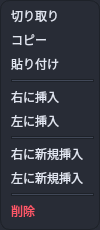
First picture: the form in Source code/gui_main/gui/widgets/py_pattern/pattern_menu.ui, repository coolandy345/MS4371, before the edit.
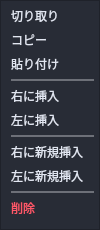
Second picture: the form after the edit.

Commit message: GUI style ready

```diff
--- a/Source code/gui_main/gui/widgets/py_pattern/pattern_menu.ui
+++ b/Source code/gui_main/gui/widgets/py_pattern/pattern_menu.ui
@@ -26,11 +26,7 @@
    <string>Form</string>
   </property>
   <property name="styleSheet">
-   <string notr="true">background-color: rgb(40, 44, 54);
-border-color: rgb(30, 34, 41);
-border-width: 1px;
-border-style: solid;
-border-radius: 10px;</string>
+   <string notr="true">background-color: rgb(40, 44, 54);</string>
   </property>
   <layout class="QVBoxLayout" name="verticalLayout">
    <property name="leftMargin">
@@ -48,7 +44,24 @@
    <item>
     <widget class="QFrame" name="frame_4">
      <property name="styleSheet">
-      <string notr="true"/>
+      <string notr="true">QPushButton:enabled {
+	color: rgb(225, 230, 241);
+	font: 12px  &quot;游ゴシック&quot;;
+	border:none;
+	Text-align:left;
+}
+QPushButton:disabled {
+	color: rgb(99, 99, 99);
+	border:none;
+	Text-align:left;
+}
+QPushButton:hover {
+	background-color: rgb(29, 33, 40);
+}
+
+QPushButton:pressed {
+	background-color: rgb(69, 140, 207);
+}</string>
      </property>
      <property name="frameShape">
       <enum>QFrame::StyledPanel</enum>
@@ -75,19 +88,7 @@
       <item row="8" column="0">
        <widget class="QPushButton" name="pattern_menu_leftinsertblank_pushButton">
         <property name="styleSheet">
-         <string notr="true">QPushButton {
-	color: rgb(225, 230, 241);
-	font: 13px  &quot;游ゴシック&quot;;
-	border:none;
-	Text-align:left;
-}
-QPushButton:hover {
-	background-color: rgb(29, 33, 40);
-}
-
-QPushButton:pressed {
-	background-color: rgb(69, 140, 207);
-}</string>
+         <string notr="true"/>
         </property>
         <property name="text">
          <string>左に新規挿入</string>
@@ -97,19 +98,7 @@
       <item row="5" column="0">
        <widget class="QPushButton" name="pattern_menu_leftinsert_pushButton">
         <property name="styleSheet">
-         <string notr="true">QPushButton {
-	color: rgb(225, 230, 241);
-	font: 13px  &quot;游ゴシック&quot;;
-	border:none;
-	Text-align:left;
-}
-QPushButton:hover {
-	background-color: rgb(29, 33, 40);
-}
-
-QPushButton:pressed {
-	background-color: rgb(69, 140, 207);
-}</string>
+         <string notr="true"/>
         </property>
         <property name="text">
          <string>左に挿入</string>
@@ -141,19 +130,7 @@
       <item row="7" column="0">
        <widget class="QPushButton" name="pattern_menu_rightinsertblank_pushButton">
         <property name="styleSheet">
-         <string notr="true">QPushButton {
-	color: rgb(225, 230, 241);
-	font: 13px  &quot;游ゴシック&quot;;
-	border:none;
-	Text-align:left;
-}
-QPushButton:hover {
-	background-color: rgb(29, 33, 40);
-}
-
-QPushButton:pressed {
-	background-color: rgb(69, 140, 207);
-}</string>
+         <string notr="true"/>
         </property>
         <property name="text">
          <string>右に新規挿入</string>
@@ -165,17 +142,25 @@
         <property name="minimumSize">
          <size>
           <width>0</width>
-          <height>3</height>
+          <height>2</height>
          </size>
         </property>
         <property name="maximumSize">
          <size>
           <width>16777215</width>
-          <height>3</height>
+          <height>2</height>
          </size>
         </property>
         <property name="styleSheet">
-         <string notr="true">background-color: rgb(65, 72, 88);</string>
+         <string notr="true">QFrame{
+	background-color: rgb(141, 145, 156);
+}
+QFrame:hover{
+	border:none;
+}
+QFrame:focus{
+	border:none;
+}</string>
         </property>
         <property name="frameShape">
          <enum>QFrame::StyledPanel</enum>
@@ -190,17 +175,25 @@
         <property name="minimumSize">
          <size>
           <width>0</width>
-          <height>3</height>
+          <height>2</height>
          </size>
         </property>
         <property name="maximumSize">
          <size>
           <width>16777215</width>
-          <height>3</height>
+          <height>2</height>
          </size>
         </property>
         <property name="styleSheet">
-         <string notr="true">background-color: rgb(65, 72, 88);</string>
+         <string notr="true">QFrame{
+	background-color: rgb(141, 145, 156);
+}
+QFrame:hover{
+	border:none;
+}
+QFrame:focus{
+	border:none;
+}</string>
         </property>
         <property name="frameShape">
          <enum>QFrame::StyledPanel</enum>
@@ -213,19 +206,7 @@
       <item row="4" column="0">
        <widget class="QPushButton" name="pattern_menu_rightinsert_pushButton">
         <property name="styleSheet">
-         <string notr="true">QPushButton {
-	color: rgb(225, 230, 241);
-	font: 13px  &quot;游ゴシック&quot;;
-	border:none;
-	Text-align:left;
-}
-QPushButton:hover {
-	background-color: rgb(29, 33, 40);
-}
-
-QPushButton:pressed {
-	background-color: rgb(69, 140, 207);
-}</string>
+         <string notr="true"/>
         </property>
         <property name="text">
          <string>右に挿入</string>
@@ -237,17 +218,25 @@
         <property name="minimumSize">
          <size>
           <width>0</width>
-          <height>3</height>
+          <height>2</height>
          </size>
         </property>
         <property name="maximumSize">
          <size>
           <width>16777215</width>
-          <height>3</height>
+          <height>2</height>
          </size>
         </property>
         <property name="styleSheet">
-         <string notr="true">background-color: rgb(65, 72, 88);</string>
+         <string notr="true">QFrame{
+	background-color: rgb(141, 145, 156);
+}
+QFrame:hover{
+	border:none;
+}
+QFrame:focus{
+	border:none;
+}</string>
         </property>
         <property name="frameShape">
          <enum>QFrame::StyledPanel</enum>
@@ -282,21 +271,11 @@
       <item row="10" column="0">
        <widget class="QPushButton" name="pattern_menu_delete_pushButton">
         <property name="styleSheet">
-         <string notr="true">QPushButton {
-	color: rgb(225, 230, 241);
-	font: 13px  &quot;游ゴシック&quot;;
-	border:none;
-	Text-align:left;
-
+         <string notr="true">QPushButton:enabled {
 	color: rgb(255, 88, 105);
-
 }
-QPushButton:hover {
-	background-color: rgb(29, 33, 40);
-}
-
-QPushButton:pressed {
-	background-color: rgb(69, 140, 207);
+QPushButton:disabled {
+	color: rgb(99, 99, 99);
 }</string>
         </property>
         <property name="text">
```
Left out of the diff: 42 changed lines with no effect on the pictures. The commit also changes 18 other files.
